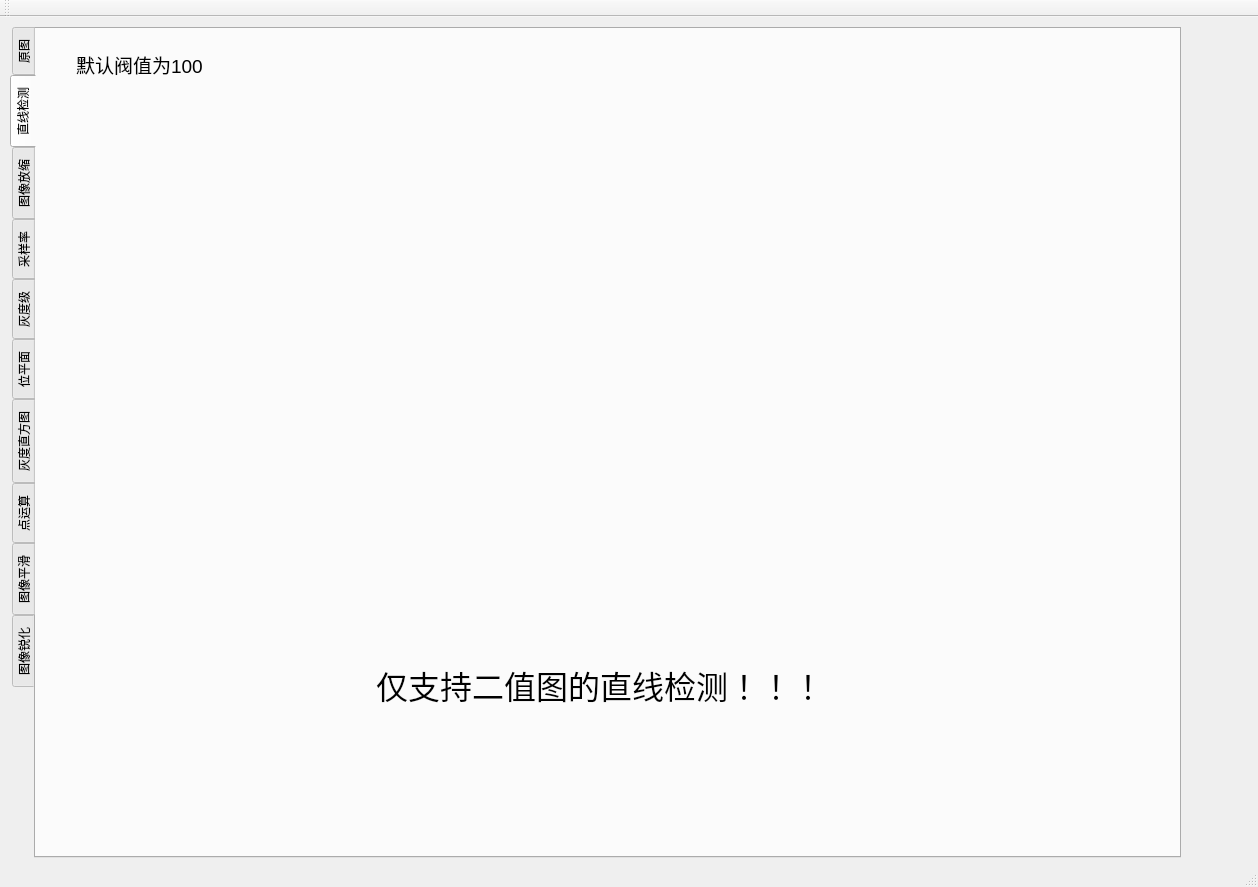
Above: Source_Code/mainwindow.ui from L1B0/Digital-image-processing before the change. Below: the same form after it.
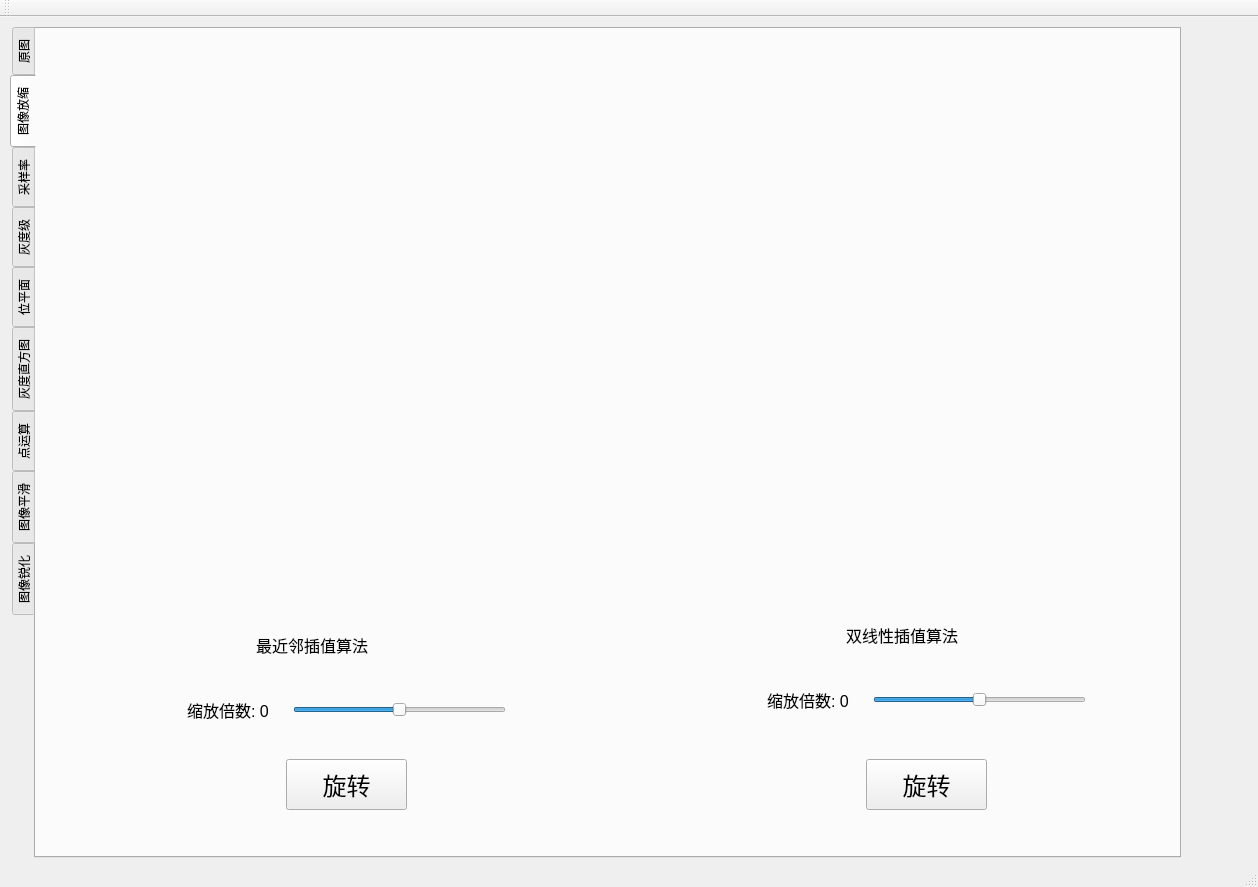
That is the form after the change. The open tabs and pages were chosen to show the change. Custom widgets are drawn as their Qt base class.

What changed in the file:
```diff
--- a/Source_Code/mainwindow.ui
+++ b/Source_Code/mainwindow.ui
@@ -62,62 +62,6 @@
       </property>
      </widget>
     </widget>
-    <widget class="QWidget" name="houghLines">
-     <attribute name="title">
-      <string>直线检测</string>
-     </attribute>
-     <widget class="mywidget" name="hough_page" native="true">
-      <property name="geometry">
-       <rect>
-        <x>20</x>
-        <y>60</y>
-        <width>1051</width>
-        <height>721</height>
-       </rect>
-      </property>
-      <property name="contextMenuPolicy">
-       <enum>Qt::ActionsContextMenu</enum>
-      </property>
-      <widget class="QLabel" name="label_2">
-       <property name="geometry">
-        <rect>
-         <x>320</x>
-         <y>550</y>
-         <width>531</width>
-         <height>91</height>
-        </rect>
-       </property>
-       <property name="font">
-        <font>
-         <family>文泉驿微米黑</family>
-         <pointsize>24</pointsize>
-         <underline>false</underline>
-        </font>
-       </property>
-       <property name="text">
-        <string>仅支持二值图的直线检测！！！</string>
-       </property>
-      </widget>
-     </widget>
-     <widget class="QLabel" name="label_3">
-      <property name="geometry">
-       <rect>
-        <x>40</x>
-        <y>20</y>
-        <width>141</width>
-        <height>31</height>
-       </rect>
-      </property>
-      <property name="font">
-       <font>
-        <pointsize>14</pointsize>
-       </font>
-      </property>
-      <property name="text">
-       <string>默认阀值为100</string>
-      </property>
-     </widget>
-    </widget>
     <widget class="QWidget" name="scaling">
      <attribute name="title">
       <string>图像放缩</string>
```
Left out of the diff: 2 changed lines with no effect on the pictures.
